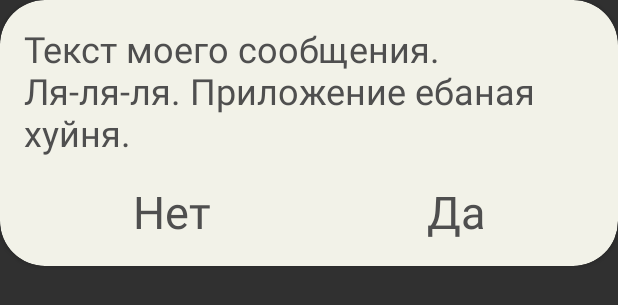
After one commit to Xenous-Inc/storyline-android, an Android app: the layout confirm_dialog_layout.xml on its own in the app's theme, with its tools: preview values and no code run, on a phone screen of 412 x 824 dp. The commit adds this screen. Shown: the top 305 px of the screen. Run offline under Robolectric (Android 15) with nearby library versions, the phone set to English and light mode, and no system bars.

Commit message:
ScrollingStoryLayoutFix Commit
-Был починен скроллинг на StoryLayout
-Был добавлен layout для диалога подтвержения

```diff
--- a/app/src/main/java/com/xenous/storyline/activities/MainActivity.kt
+++ b/app/src/main/java/com/xenous/storyline/activities/MainActivity.kt
@@ -158,7 +158,7 @@ class MainActivity : AppCompatActivity() {
                         val storyUrl = it.toString()
                         storyWebView?.apply {
                             this.loadUrl(storyUrl)
-//                            storyLayout.hideCoverOnScroll(this)
+                            storyLayout.hideCoverOnScroll(this)
                         }
                     }
                 }
@@ -405,7 +405,7 @@ class MainActivity : AppCompatActivity() {
                 WindowManager.LayoutParams.FLAG_TRANSLUCENT_STATUS,
                 false
             )
-            window.statusBarColor = ContextCompat.getColor(this, R.color.blackTranparentColor)
+            window.statusBarColor = ContextCompat.getColor(this, R.color.blackTransparentColor)
         }
     }
 }
--- a/app/src/main/java/com/xenous/storyline/activities/ProfileActivity.kt
+++ b/app/src/main/java/com/xenous/storyline/activities/ProfileActivity.kt
@@ -103,7 +103,7 @@ class ProfileActivity : AppCompatActivity() {
                 WindowManager.LayoutParams.FLAG_TRANSLUCENT_STATUS,
                 false
             )
-            window.statusBarColor = ContextCompat.getColor(this, R.color.blackTranparentColor)
+            window.statusBarColor = ContextCompat.getColor(this, R.color.blackTransparentColor)
         }
     }
 
--- a/app/src/main/java/com/xenous/storyline/utils/StoryLayout.kt
+++ b/app/src/main/java/com/xenous/storyline/utils/StoryLayout.kt
@@ -169,6 +169,7 @@ class StoryLayout(
                     .moveVerticallyTo(-collapsedCoverHeight)
                 Animator(storyContentFrameLayout, context, hidingAnimationDuration)
                     .moveVerticallyTo(-collapsedCoverHeight)
+                    .heightTo(collapsedCoverHeight.toInt())
 
                 isHidden = true
 
@@ -193,6 +194,7 @@ class StoryLayout(
                     .moveVerticallyTo(collapsedCoverHeight)
                 Animator(storyContentFrameLayout, context, hidingAnimationDuration)
                     .moveVerticallyTo(collapsedCoverHeight)
+                    .heightTo(-collapsedCoverHeight.toInt())
                 Animator(view, context, hidingAnimationDuration)
                     .increaseScrollYTo(0)
 
@@ -301,5 +303,21 @@ class StoryLayout(
                     start()
                 }
         }
+
+        fun heightTo(expectingHeightShift: Int) {
+            val valueAnimator =
+                ValueAnimator.ofInt(view.measuredHeight, view.measuredHeight+expectingHeightShift)
+
+            valueAnimator.apply {
+                addUpdateListener {
+                    val animatedValue = it.animatedValue as Int
+                    view.layoutParams = view.layoutParams.apply {
+                        height = animatedValue
+                    }
+                }
+                duration = this@Animator.duration
+                start()
+            }
+        }
     }
 }
--- /dev/null
+++ b/app/src/main/res/layout/confirm_dialog_layout.xml
@@ -0,0 +1,53 @@
+<?xml version="1.0" encoding="utf-8"?>
+<androidx.cardview.widget.CardView xmlns:android="http://schemas.android.com/apk/res/android"
+    xmlns:app="http://schemas.android.com/apk/res-auto"
+    android:layout_width="match_parent"
+    android:layout_height="wrap_content"
+    app:cardBackgroundColor="@color/colorBackground"
+    app:cardCornerRadius="30dp"
+    app:contentPadding="16dp">
+
+    <LinearLayout
+        android:layout_width="match_parent"
+        android:layout_height="wrap_content"
+        android:orientation="vertical">
+
+        <TextView
+            android:id="@+id/confirmMessageTextView"
+            android:layout_width="wrap_content"
+            android:layout_height="wrap_content"
+            android:layout_gravity="center"
+            android:text="Текст моего сообщения. Ля-ля-ля. Приложение ебаная хуйня."
+            android:textSize="24sp" />
+
+        <Space
+            android:layout_width="match_parent"
+            android:layout_height="16dp" />
+
+        <LinearLayout
+            android:layout_width="match_parent"
+            android:layout_height="wrap_content"
+            android:orientation="horizontal">
+
+            <TextView
+                android:id="@+id/confirmNoTextView"
+                android:layout_width="wrap_content"
+                android:layout_height="wrap_content"
+                android:layout_weight="1"
+                android:gravity="center"
+                android:text="Нет"
+                android:textSize="30sp" />
+
+            <TextView
+                android:id="@+id/confirmYesTextView"
+                android:layout_width="wrap_content"
+                android:layout_height="wrap_content"
+                android:layout_weight="1"
+                android:gravity="center"
+                android:text="Да"
+                android:textSize="30sp" />
+        </LinearLayout>
+
+    </LinearLayout>
+
+</androidx.cardview.widget.CardView>
--- a/app/src/main/res/values/colors.xml
+++ b/app/src/main/res/values/colors.xml
@@ -1,11 +1,11 @@
 <?xml version="1.0" encoding="utf-8"?>
 <resources>
-    <color name="colorPrimary">#6200EE</color>
+    <color name="colorPrimary">@android:color/darker_gray</color>
     <color name="colorPrimaryDark">@android:color/darker_gray</color>
     <color name="colorAccent">@android:color/darker_gray</color>
 
     <color name="bookColor">#f6f5f0</color>
-    <color name="blackTranparentColor">#3F000000</color>
+    <color name="blackTransparentColor">#66000000</color>
 
     <color name="colorBackground">#F2F2E8</color>
 </resources>
```
